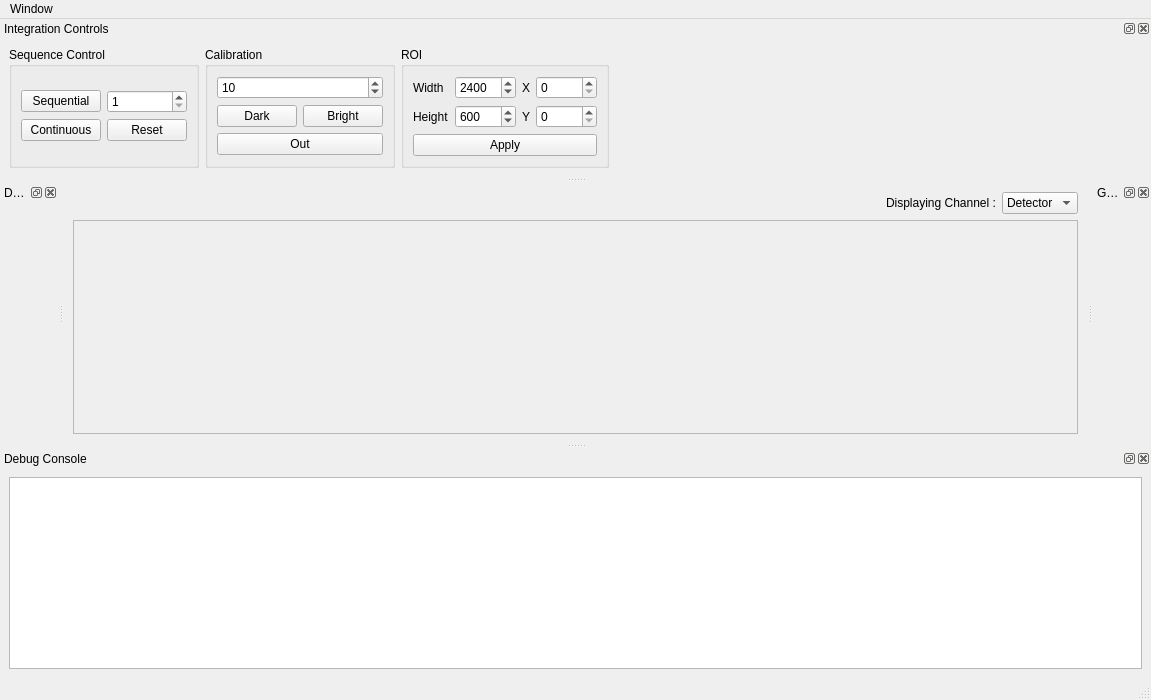
Before: the Qt Designer form mainwindow.ui in Minus-Monster/Xiso, drawn with Qt 5.
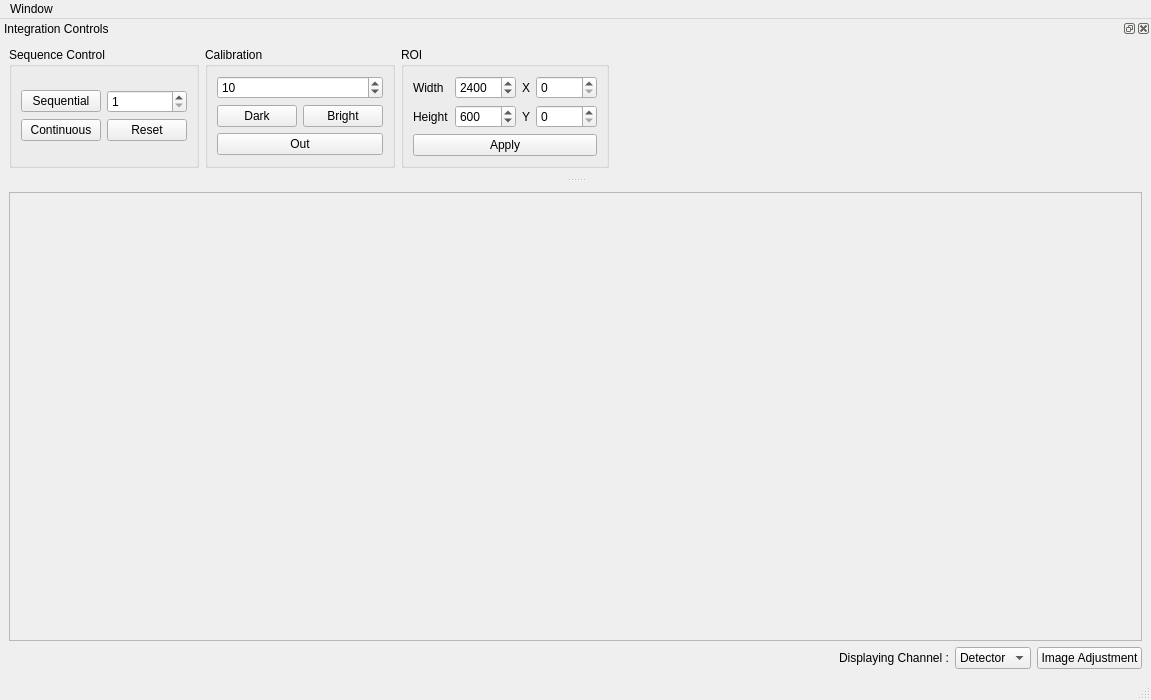
After: the same form once the commit is applied. Icons and pictures are not drawn.

What changed in the file:
```diff
--- a/mainwindow.ui
+++ b/mainwindow.ui
@@ -18,9 +18,15 @@
     <normaloff>:/Qylon/Resources/Icon.png</normaloff>:/Qylon/Resources/Icon.png</iconset>
   </property>
   <widget class="QWidget" name="centralwidget">
-   <layout class="QGridLayout" name="gridLayout_11">
-    <item row="2" column="0">
+   <layout class="QGridLayout" name="gridLayout">
+    <item row="0" column="0">
      <widget class="QFrame" name="frame">
+      <property name="minimumSize">
+       <size>
+        <width>0</width>
+        <height>400</height>
+       </size>
+      </property>
       <property name="frameShape">
        <enum>QFrame::StyledPanel</enum>
       </property>
@@ -29,7 +35,7 @@
       </property>
      </widget>
     </item>
-    <item row="0" column="0">
+    <item row="1" column="0">
      <layout class="QHBoxLayout" name="horizontalLayout_4">
       <item>
        <spacer name="horizontalSpacer_2">
@@ -68,6 +74,16 @@
         </item>
        </widget>
       </item>
+      <item>
+       <widget class="QPushButton" name="pushButton_imageAdjustment">
+        <property name="text">
+         <string>Image Adjustment</string>
+        </property>
+        <property name="checkable">
+         <bool>true</bool>
+        </property>
+       </widget>
+      </item>
      </layout>
     </item>
    </layout>
@@ -93,42 +109,6 @@
    <addaction name="menuWindow"/>
   </widget>
   <widget class="QStatusBar" name="statusbar"/>
-  <widget class="QDockWidget" name="dockWidget_debug">
-   <property name="allowedAreas">
-    <set>Qt::BottomDockWidgetArea</set>
-   </property>
-   <property name="windowTitle">
-    <string>Debug Console</string>
-   </property>
-   <attribute name="dockWidgetArea">
-    <number>8</number>
-   </attribute>
-   <widget class="QWidget" name="dockWidgetContents_5">
-    <layout class="QGridLayout" name="gridLayout_9">
-     <item row="0" column="0">
-      <layout class="QFormLayout" name="formLayout"/>
-     </item>
-     <item row="2" column="0">
-      <widget class="QTextEdit" name="textEdit"/>
-     </item>
-    </layout>
-   </widget>
-  </widget>
-  <widget class="QDockWidget" name="dockWidget_grabber">
-   <property name="windowTitle">
-    <string>Grabber Settings</string>
-   </property>
-   <attribute name="dockWidgetArea">
-    <number>2</number>
-   </attribute>
-   <widget class="QWidget" name="dockWidgetContents_6">
-    <layout class="QGridLayout" name="gridLayout_12">
-     <item row="0" column="0">
-      <layout class="QFormLayout" name="formLayout_grabber"/>
-     </item>
-    </layout>
-   </widget>
-  </widget>
   <widget class="QDockWidget" name="dockWidget_panel">
    <property name="sizePolicy">
     <sizepolicy hsizetype="Minimum" vsizetype="Minimum">
@@ -390,21 +370,6 @@
     </layout>
    </widget>
   </widget>
-  <widget class="QDockWidget" name="dockWidget_detector">
-   <property name="windowTitle">
-    <string>Detector Settings</string>
-   </property>
-   <attribute name="dockWidgetArea">
-    <number>1</number>
-   </attribute>
-   <widget class="QWidget" name="dockWidgetContents">
-    <layout class="QGridLayout" name="gridLayout_6">
-     <item row="0" column="0">
-      <layout class="QFormLayout" name="formLayout_detector"/>
-     </item>
-    </layout>
-   </widget>
-  </widget>
   <action name="actionGrabber">
    <property name="text">
     <string>Grabber</string>
```
Left out of the diff: 7 changed lines with no effect on the pictures.
